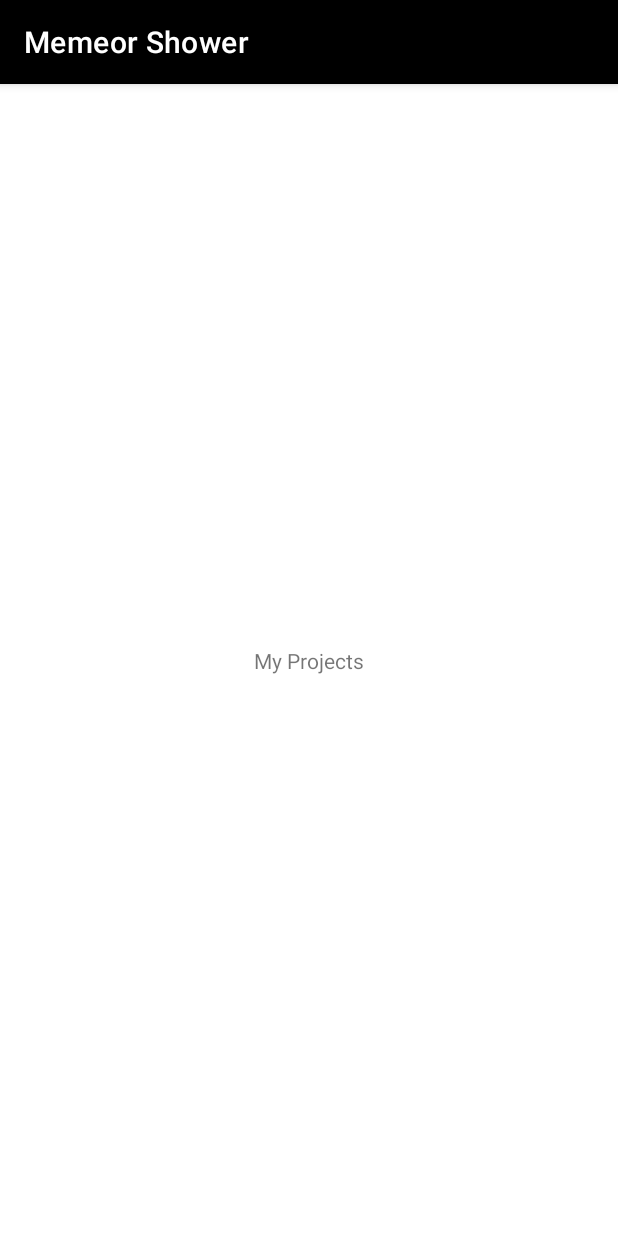
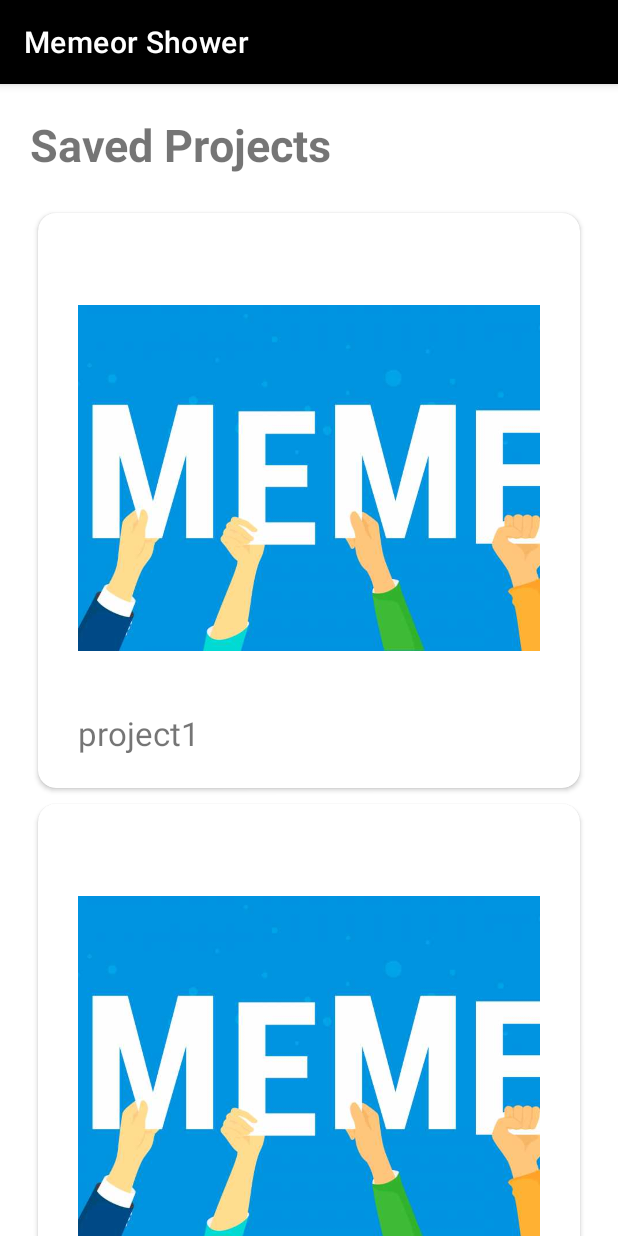
Before and after one commit to ETS-Android2/MemeorShower, an Android app: the MyProjectsActivity screen opened directly, with no data from a screen before it, on a phone screen of 412 x 824 dp. Run offline under Robolectric (Android 15) with nearby library versions, the phone set to English and light mode, and no system bars; Roboto replaces fonts that are not available here.

Commit message:
Add myProject RecyclerView

```diff
--- a/app/src/main/java/com/example/memeorshower/MyProjectsActivity.kt
+++ b/app/src/main/java/com/example/memeorshower/MyProjectsActivity.kt
@@ -2,10 +2,25 @@ package com.example.memeorshower
 
 import androidx.appcompat.app.AppCompatActivity
 import android.os.Bundle
+import android.view.View
+import androidx.recyclerview.widget.LinearLayoutManager
+import androidx.recyclerview.widget.RecyclerView
+import com.example.memeorshower.adapter.MemeDatabaseAdapter
+import com.example.memeorshower.adapter.MyProjectAdapter
 
 class MyProjectsActivity : AppCompatActivity() {
+    private var layoutManager: RecyclerView.LayoutManager?= null
+    private lateinit var adapter: MyProjectAdapter
+
     override fun onCreate(savedInstanceState: Bundle?) {
         super.onCreate(savedInstanceState)
         setContentView(R.layout.activity_my_projects)
+
+        layoutManager = LinearLayoutManager(this)
+        val recyclerView= findViewById<View>(R.id.my_projects_recycler_view) as RecyclerView
+        adapter = MyProjectAdapter()
+        recyclerView.layoutManager = layoutManager
+        recyclerView.adapter = adapter
     }
+
 }
--- /dev/null
+++ b/app/src/main/java/com/example/memeorshower/adapter/MyProjectAdapter.kt
@@ -0,0 +1,40 @@
+package com.example.memeorshower.adapter
+
+import android.view.LayoutInflater
+import android.view.View
+import android.view.ViewGroup
+import android.widget.ImageView
+import android.widget.TextView
+import android.widget.Toast
+import androidx.recyclerview.widget.RecyclerView
+import com.example.memeorshower.R
+
+class MyProjectAdapter: RecyclerView.Adapter<MyProjectAdapter.ViewHolder>() {
+    private var projectImages = intArrayOf(R.drawable.meme_icon, R.drawable.meme_icon, R.drawable.meme_icon, R.drawable.meme_icon)
+    private var projectTitles = arrayOf("project1", "project2", "project3", "project4")
+
+    override fun onCreateViewHolder(parent: ViewGroup, viewType: Int): ViewHolder {
+        val view = LayoutInflater.from(parent.context).inflate(R.layout.meme_database_card_layout, parent, false)
+        return ViewHolder(view)
+    }
+
+    override fun onBindViewHolder(holder: ViewHolder, position: Int) {
+        holder.projectTitle.text = projectTitles[position]
+        holder.projectImage.setImageResource(projectImages[position])
+    }
+
+    override fun getItemCount(): Int {
+        return projectTitles.size
+    }
+
+    inner class ViewHolder(itemView: View): RecyclerView.ViewHolder(itemView){
+        var projectImage: ImageView
+        var projectTitle: TextView
+
+        init{
+            projectImage = itemView.findViewById(R.id.meme_image)
+            projectTitle = itemView.findViewById(R.id.meme_title)
+        }
+    }
+
+}
--- a/app/src/main/res/layout/activity_my_projects.xml
+++ b/app/src/main/res/layout/activity_my_projects.xml
@@ -7,10 +7,26 @@
         android:layout_height="match_parent"
         tools:context=".MyProjectsActivity">
     <TextView
-            android:text="My Projects"
+            android:text="@string/label_my_projects"
             android:layout_width="wrap_content"
-            android:layout_height="wrap_content" android:id="@+id/textView"
+            android:layout_height="wrap_content"
+            android:id="@+id/my_projects"
             app:layout_constraintTop_toTopOf="parent"
-            app:layout_constraintBottom_toBottomOf="parent" app:layout_constraintEnd_toEndOf="parent"
-            app:layout_constraintStart_toStartOf="parent"/>
+            app:layout_constraintStart_toStartOf="parent"
+            android:layout_marginLeft="20dp"
+            android:layout_marginTop="20dp"
+            android:textSize="30sp"
+            android:textStyle="bold"/>
+
+    <androidx.recyclerview.widget.RecyclerView
+            android:id="@+id/my_projects_recycler_view"
+            android:layout_width="match_parent"
+            android:layout_height="wrap_content"
+            app:layout_constraintTop_toBottomOf="@+id/my_projects"
+            app:layout_constraintStart_toStartOf="parent"
+            android:layout_marginStart="20dp"
+            android:layout_marginEnd="20dp"
+            android:layout_marginTop="20dp"/>
+
+
 </androidx.constraintlayout.widget.ConstraintLayout>
--- a/app/src/main/res/values/strings.xml
+++ b/app/src/main/res/values/strings.xml
@@ -16,6 +16,7 @@
     <string name="app_intent_name">PhotoEditor</string>
     <string name="msg_save_image_to_share">Please save image to share</string>
     <string name="msg_share_image">Share Image</string>
+    <string name="label_my_projects">Saved Projects</string>
 
 
     <string-array name="photo_editor_emoji">
```
